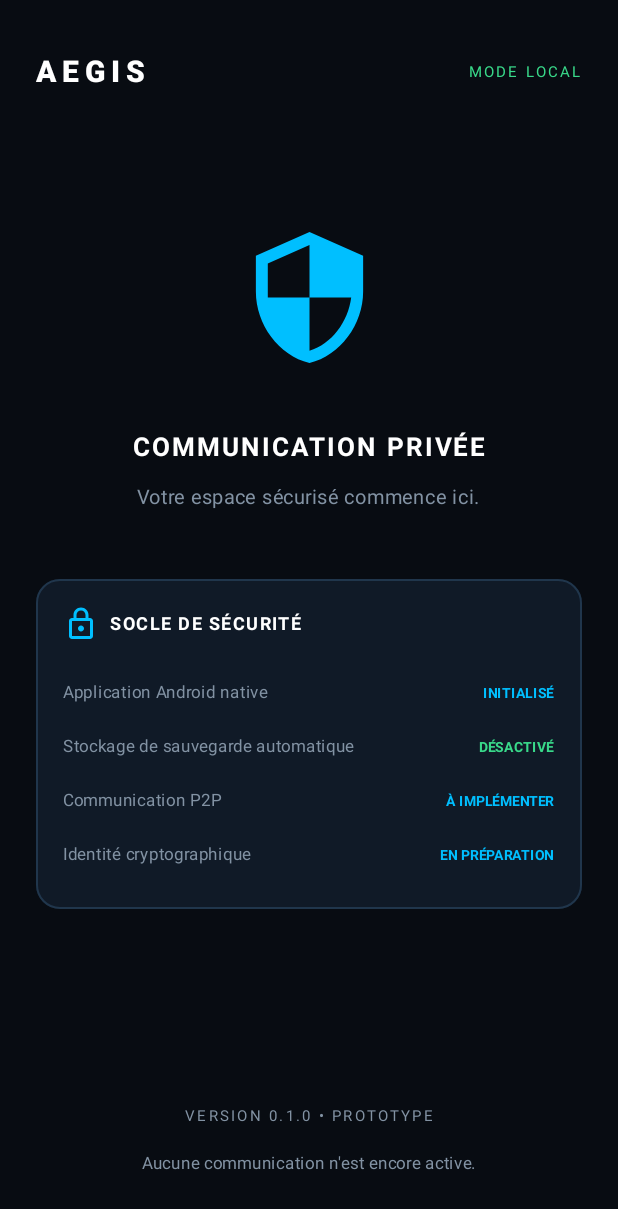
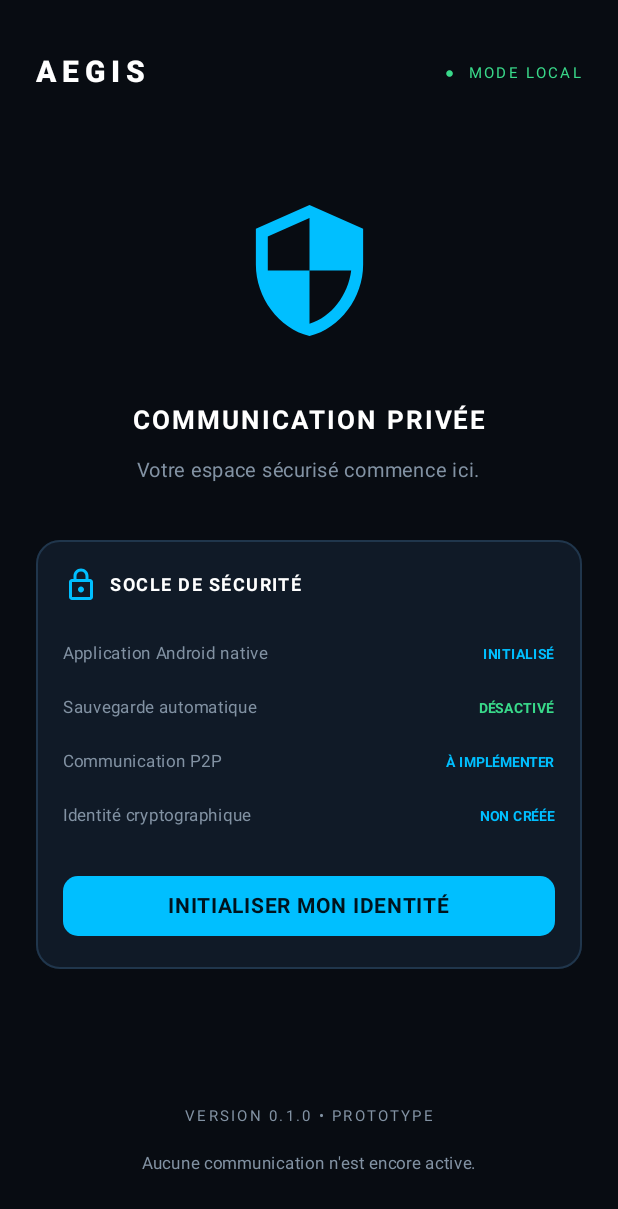
Before and after one commit to titi8400/aegis-android, an Android app built with Jetpack Compose: the screen it shows after launch (MainActivity), on a phone screen of 412 x 824 dp. Shown: the top 1209 px of the screen. Run offline under Robolectric (Android 15) with nearby library versions, the phone set to English and light mode, and no system bars; 2 statements that could not run were skipped.

Commit message:
Ajoute l'initialisation manuelle de l'identité locale

```diff
--- a/app/src/main/java/fr/aegis/android/ui/AegisApp.kt
+++ b/app/src/main/java/fr/aegis/android/ui/AegisApp.kt
@@ -15,17 +15,23 @@ import androidx.compose.foundation.shape.RoundedCornerShape
 import androidx.compose.material.icons.Icons
 import androidx.compose.material.icons.outlined.Lock
 import androidx.compose.material.icons.outlined.Security
+import androidx.compose.material3.Button
+import androidx.compose.material3.ButtonDefaults
 import androidx.compose.material3.Icon
-import androidx.compose.material3.MaterialTheme
 import androidx.compose.material3.Surface
 import androidx.compose.material3.Text
 import androidx.compose.runtime.Composable
+import androidx.compose.runtime.getValue
+import androidx.compose.runtime.mutableStateOf
+import androidx.compose.runtime.remember
+import androidx.compose.runtime.setValue
 import androidx.compose.ui.Alignment
 import androidx.compose.ui.Modifier
 import androidx.compose.ui.graphics.Color
 import androidx.compose.ui.text.font.FontWeight
 import androidx.compose.ui.unit.dp
 import androidx.compose.ui.unit.sp
+import fr.aegis.android.security.AndroidKeyStoreIdentity
 
 private val Background = Color(0xFF080C12)
 private val Panel = Color(0xFF101A27)
@@ -35,6 +41,12 @@ private val Green = Color(0xFF39D98A)
 
 @Composable
 fun AegisApp() {
+    val identity = remember { AndroidKeyStoreIdentity() }
+    var identityStatus by remember {
+        mutableStateOf(if (identity.exists()) "CRÉÉE" else "NON CRÉÉE")
+    }
+    var identityError by remember { mutableStateOf<String?>(null) }
+
     Surface(
         modifier = Modifier.fillMaxSize(),
         color = Background
@@ -57,22 +69,15 @@ fun AegisApp() {
                     fontWeight = FontWeight.Black,
                     letterSpacing = 4.sp
                 )
-                Row(verticalAlignment = Alignment.CenterVertically) {
-                    Box(
-                        modifier = Modifier
-                            .height(8.dp)
-                            .background(Green, RoundedCornerShape(50))
-                    )
-                    Text(
-                        text = "  MODE LOCAL",
-                        color = Green,
-                        fontSize = 10.sp,
-                        letterSpacing = 1.5.sp
-                    )
-                }
+                Text(
+                    text = "●  MODE LOCAL",
+                    color = Green,
+                    fontSize = 10.sp,
+                    letterSpacing = 1.5.sp
+                )
             }
 
-            Spacer(Modifier.height(72.dp))
+            Spacer(Modifier.height(54.dp))
 
             Box(
                 modifier = Modifier
@@ -103,7 +108,7 @@ fun AegisApp() {
                 fontSize = 13.sp
             )
 
-            Spacer(Modifier.height(42.dp))
+            Spacer(Modifier.height(34.dp))
 
             Surface(
                 modifier = Modifier.fillMaxWidth(),
@@ -128,9 +133,43 @@ fun AegisApp() {
                     }
                     Spacer(Modifier.height(16.dp))
                     StatusLine("Application Android native", "INITIALISÉ")
-                    StatusLine("Stockage de sauvegarde automatique", "DÉSACTIVÉ")
+                    StatusLine("Sauvegarde automatique", "DÉSACTIVÉ")
                     StatusLine("Communication P2P", "À IMPLÉMENTER")
-                    StatusLine("Identité cryptographique", "EN PRÉPARATION")
+                    StatusLine("Identité cryptographique", identityStatus)
+
+                    Spacer(Modifier.height(18.dp))
+                    Button(
+                        onClick = {
+                            identityError = null
+                            try {
+                                identity.createIfAbsent()
+                                identityStatus = "CRÉÉE"
+                            } catch (_: Exception) {
+                                identityStatus = "ÉCHEC"
+                                identityError = "Impossible de créer l'identité sur cet appareil."
+                            }
+                        },
+                        modifier = Modifier.fillMaxWidth(),
+                        colors = ButtonDefaults.buttonColors(
+                            containerColor = Cyan,
+                            contentColor = Color(0xFF00131D)
+                        ),
+                        shape = RoundedCornerShape(10.dp)
+                    ) {
+                        Text(
+                            text = if (identityStatus == "CRÉÉE") {
+                                "IDENTITÉ LOCALE CRÉÉE"
+                            } else {
+                                "INITIALISER MON IDENTITÉ"
+                            },
+                            fontWeight = FontWeight.Bold,
+                            letterSpacing = 0.5.sp
+                        )
+                    }
+                    identityError?.let {
+                        Spacer(Modifier.height(8.dp))
+                        Text(it, color = Color(0xFFFF7070), fontSize = 11.sp)
+                    }
                 }
             }
 
@@ -163,7 +202,11 @@ private fun StatusLine(label: String, status: String) {
         Text(label, color = Muted, fontSize = 11.sp)
         Text(
             text = status,
-            color = if (status == "DÉSACTIVÉ") Green else Cyan,
+            color = when (status) {
+                "DÉSACTIVÉ", "CRÉÉE" -> Green
+                "ÉCHEC" -> Color(0xFFFF7070)
+                else -> Cyan
+            },
             fontSize = 9.sp,
             fontWeight = FontWeight.Bold,
             letterSpacing = 0.5.sp
```
